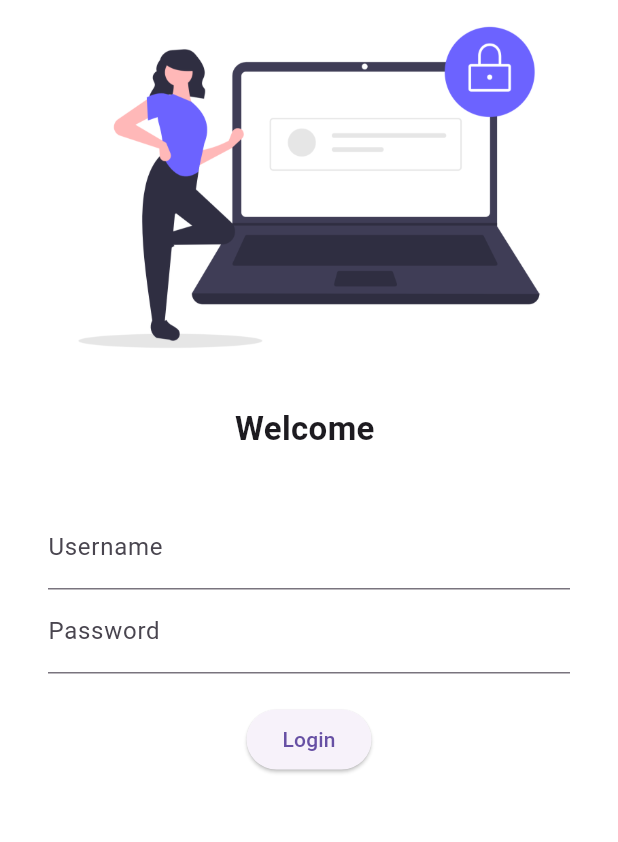
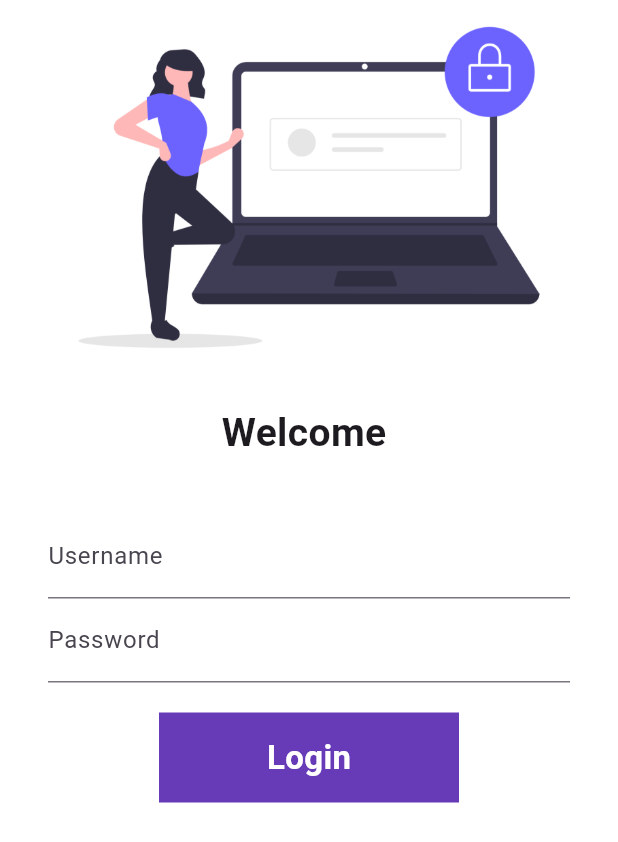
Before and after one commit to ZahoorAhmed008/flutter_work, a Flutter app: the screen it shows after launch, on a phone screen of 412 x 824 dp. Shown: the top 842 px of the screen. Run offline on Flutter 3.47's test engine with Material 3 defaults, Android fonts, the phone set to English and light mode, and no system bars; our stand-ins replace google_fonts.

Commit message:
Day6 complted

```diff
--- a/lib/Pages/loginpage.dart
+++ b/lib/Pages/loginpage.dart
@@ -1,8 +1,16 @@
 import 'package:flutter/material.dart';
+import 'package:flutter_work/utils/routes.dart';
 
-class Loginpage extends StatelessWidget {
+class Loginpage extends StatefulWidget {
   const Loginpage({super.key});
 
+  @override
+  State<Loginpage> createState() => _LoginpageState();
+}
+
+class _LoginpageState extends State<Loginpage> {
+  String name = "";
+  bool changeButton = false;
   @override
   Widget build(BuildContext context) {
     return Material(
@@ -19,8 +27,8 @@
               height: 20.0,
             ),
             Text(
-              "Welcome ",
-              style: TextStyle(fontSize: 22, fontWeight: FontWeight.bold),
+              "Welcome $name",
+              style: TextStyle(fontSize: 26, fontWeight: FontWeight.bold),
             ),
             SizedBox(
               height: 20.0,
@@ -35,6 +43,10 @@
                       hintText: " Enter Username",
                       labelText: "Username",
                     ),
+                    onChanged: (value) {
+                      name = value;
+                      setState(() {});
+                    },
                   ),
                   TextFormField(
                     obscureText: true,
@@ -46,13 +58,52 @@
                   SizedBox(
                     height: 20.0,
                   ),
-                  ElevatedButton(
-                    child: Text("Login"),
-                    style: TextButton.styleFrom(),
-                    onPressed: () {
-                      print("Hello");
+                  InkWell(
+                    onTap: () async {
+                      setState(() {
+                        changeButton = true;
+                      });
+                      await Future.delayed(Duration(seconds: 1));
+                      Navigator.pushNamed(context, MyRoutes.homeRoute);
                     },
-                  )
+                    child: AnimatedContainer(
+                      duration: Duration(seconds: 1),
+                      width: changeButton ? 65 : 200,
+                      height: 60,
+                      alignment: Alignment.center,
+                      decoration: BoxDecoration(
+                        color: Colors.deepPurple,
+                        shape:
+                            changeButton ? BoxShape.circle : BoxShape.rectangle,
+                        // borderRadius: BorderRadius.circular(8)
+                      ),
+                      child: changeButton
+                          ? Icon(
+                              Icons.done,
+                              color: Colors.white,
+                            )
+                          : Text(
+                              "Login",
+                              style: TextStyle(
+                                  color: Colors.white,
+                                  fontWeight: FontWeight.bold,
+                                  fontSize: 22),
+                            ),
+                    ),
+                  ),
+                  // ElevatedButton(
+                  //   child: Text(
+                  //     "Login",
+                  //     style:
+                  //         TextStyle(fontSize: 20,
+                  //         fontWeight: FontWeight.bold
+                  //         ),
+                  //   ),
+                  //   style: TextButton.styleFrom(minimumSize: Size(200, 60)),
+                  //   onPressed: () {
+                  //     Navigator.pushNamed(context, MyRoutes.homeRoute);
+                  //   },
+                  // )
                 ],
               ),
             )
--- a/lib/main.dart
+++ b/lib/main.dart
@@ -1,6 +1,7 @@
 import 'package:flutter/material.dart';
 import 'package:flutter_work/Pages/HomePage.dart';
 import 'package:flutter_work/Pages/loginpage.dart';
+import 'package:flutter_work/utils/routes.dart';
 import 'package:google_fonts/google_fonts.dart';
 
 void main() {
@@ -28,7 +29,8 @@
       ),
       routes: {
         "/": (context) => Loginpage(),
-        "/Loginpage": (context) => Homepage()
+        MyRoutes.homeRoute: (context) => Homepage(),
+        MyRoutes.loginRoute: (context) =>Loginpage()
       },
     );
   }
--- /dev/null
+++ b/lib/utils/routes.dart
@@ -0,0 +1,4 @@
+class MyRoutes {
+  static String loginRoute = "/login";
+  static String homeRoute = "/home";
+}
```
